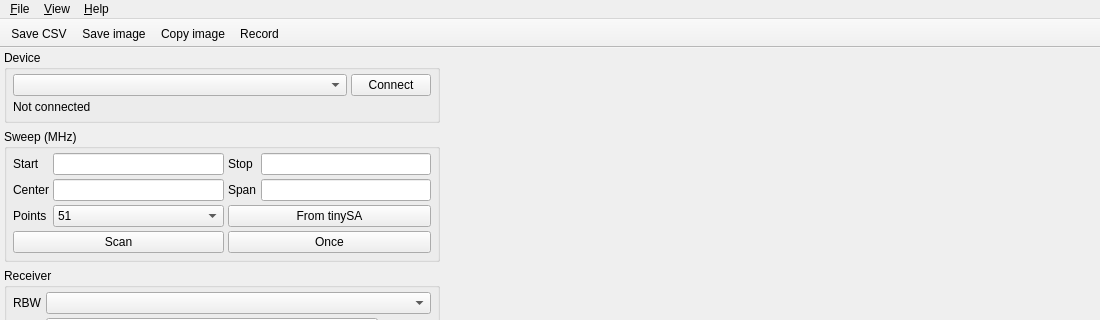
The window that src/ui/mainwindow.ui (erikkaashoek/tinySA-app) describes before a commit, drawn with Qt 5; both pictures show x 0 to 1100 and y 0 to 320 of the 1100 by 700 pixel window.
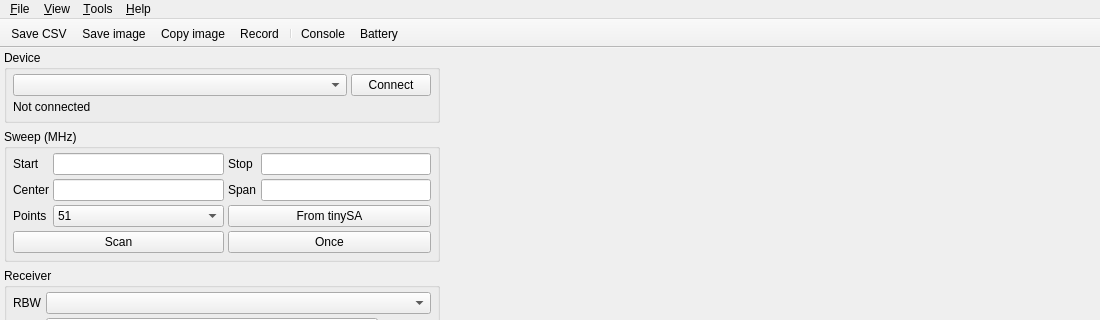
The same window after the commit. Custom widgets are drawn as their Qt base class.

Commit message:
qt6 rewrite step 5a: console and battery windows, Tools menu
- ConsoleWindow (Designer form): timestamped TX/RX log (2000 lines, hold,
  save, clear), command line with persisted Up/Down history, four macro
  buttons (right click to edit name + commands), app traffic hidden
  unless 'App traffic' is ticked (link tags user commands and replies)
- BatteryWindow (Designer form, promoted QCustomPlot): vbat vs clock time,
  collected from start-up, clear, save image
- Tools menu + toolbar entries; tool window geometry persisted
- autotest: !contains
- step5a.txt passes on the simulator

What changed in the file:
```diff
--- a/src/ui/mainwindow.ui
+++ b/src/ui/mainwindow.ui
@@ -812,8 +812,16 @@
     </property>
     <addaction name="actionAbout"/>
    </widget>
+   <widget class="QMenu" name="menuTools">
+    <property name="title">
+     <string>&amp;Tools</string>
+    </property>
+    <addaction name="actionConsole"/>
+    <addaction name="actionBattery"/>
+   </widget>
    <addaction name="menuFile"/>
    <addaction name="menuView"/>
+   <addaction name="menuTools"/>
    <addaction name="menuHelp"/>
   </widget>
   <widget class="QToolBar" name="mainToolBar">
@@ -836,6 +844,9 @@
    <addaction name="actionSaveImage"/>
    <addaction name="actionCopyImage"/>
    <addaction name="actionRecord"/>
+   <addaction name="separator"/>
+   <addaction name="actionConsole"/>
+   <addaction name="actionBattery"/>
   </widget>
   <widget class="QStatusBar" name="statusbar"/>
   <action name="actionSaveCsv">
@@ -895,6 +906,22 @@
     <string>Marker list</string>
    </property>
   </action>
+  <action name="actionConsole">
+   <property name="text">
+    <string>Console</string>
+   </property>
+   <property name="toolTip">
+    <string>Type tinySA commands and see the traffic</string>
+   </property>
+  </action>
+  <action name="actionBattery">
+   <property name="text">
+    <string>Battery</string>
+   </property>
+   <property name="toolTip">
+    <string>Battery voltage over time</string>
+   </property>
+  </action>
   <action name="actionAbout">
    <property name="text">
     <string>About tinySA-App</string>
```
The commit also changes 18 other files.
